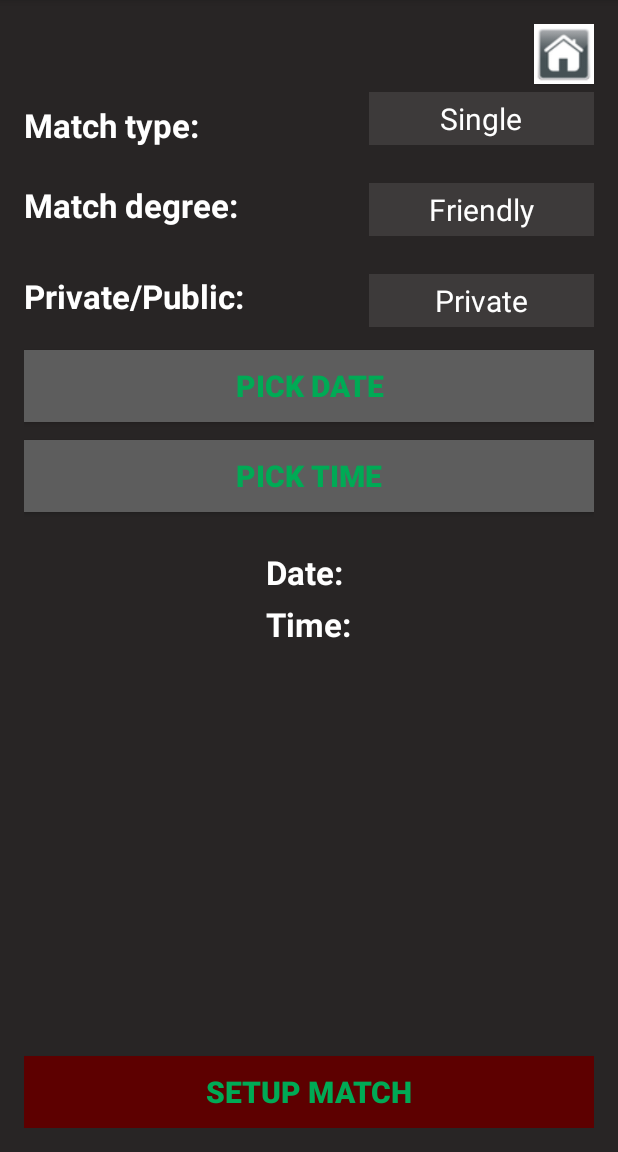
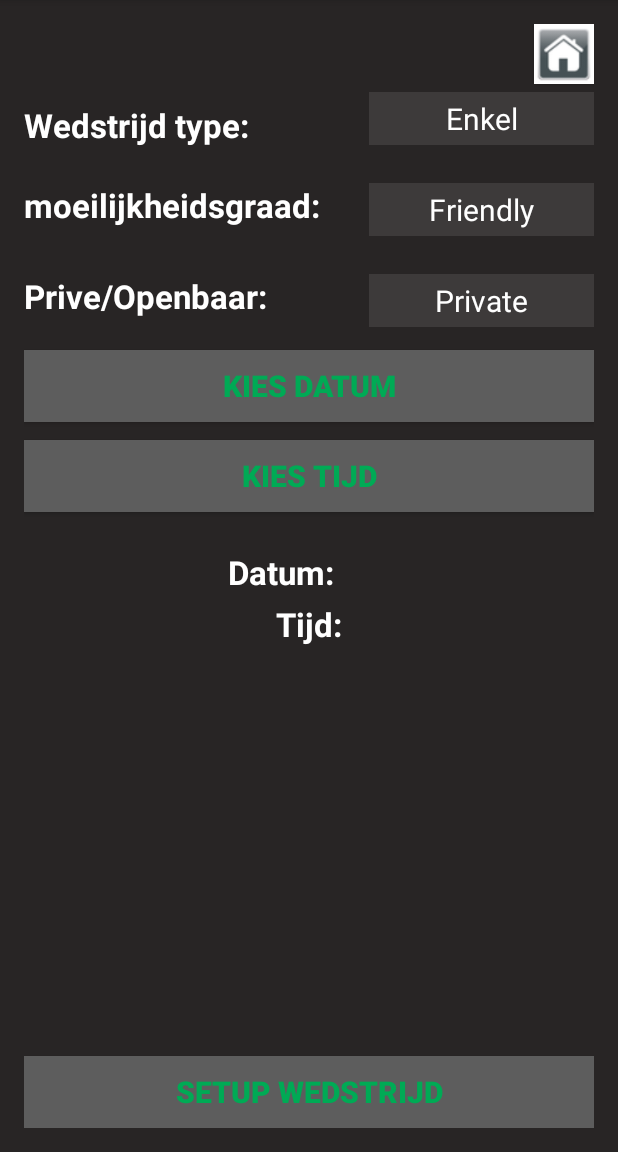
Before and after one commit to pasibun/MatchFixing, an Android app: the NewMatchActivity screen opened directly, with no data from a screen before it, on a phone screen of 412 x 824 dp, the part 84-1236 px from its top. Run offline under Robolectric (Android 15) with nearby library versions, the phone set to English and light mode, and no system bars.

Commit message:
edit layout and add php file and fixed match finish

```diff
--- a/app/src/main/java/com/matchfixing/minor/matchfixing/DbConnection.java
+++ b/app/src/main/java/com/matchfixing/minor/matchfixing/DbConnection.java
@@ -27,7 +27,7 @@ public class DbConnection extends AsyncTask<String, String, String>{
             int tmp;
             try {
 
-                URL url = new URL("http://141.252.208.167:80/" + file);
+                URL url = new URL("http://141.252.224.163:80/" + file);
 
                 HttpURLConnection httpURLConnection = (HttpURLConnection) url.openConnection();
                 httpURLConnection.setDoOutput(true);
@@ -131,7 +131,7 @@ public class DbConnection extends AsyncTask<String, String, String>{
             }
             case "GetMatch":{
                 Popup p = new Popup();
-                if(s != "")
+                //if(s != "")
                     p.CheckMatch(s, matchType);
             }
             case "GetMatchByID":{
--- a/app/src/main/java/com/matchfixing/minor/matchfixing/Invitation.java
+++ b/app/src/main/java/com/matchfixing/minor/matchfixing/Invitation.java
@@ -148,7 +148,7 @@ public class Invitation extends Activity {
             int tmp;
 
             try {
-                URL url = new URL("http://141.252.224.118:80/GetInvitations.php");
+                URL url = new URL("http://141.252.224.163:80/GetInvitations.php");
 
                 String urlParams = "userID=" + userID;
 
--- a/app/src/main/java/com/matchfixing/minor/matchfixing/InvitePeople.java
+++ b/app/src/main/java/com/matchfixing/minor/matchfixing/InvitePeople.java
@@ -122,6 +122,7 @@ public class InvitePeople extends Activity {
         String fileName = "newMatch.php";
         DbConnection b = new DbConnection();
         b.execute(databaseInfo, fileName, "NewMatch");
+        startActivity(new Intent(this, Home.class));
     }
 
     private void SetSpinner(final String spinner) {
--- a/app/src/main/java/com/matchfixing/minor/matchfixing/NewMatchActivity.java
+++ b/app/src/main/java/com/matchfixing/minor/matchfixing/NewMatchActivity.java
@@ -109,9 +109,9 @@ public class NewMatchActivity extends AppCompatActivity {
 
 
             matchTypes = new String[]{
-                    "Single",
-                    "Double",
-                    "Tournament"
+                    "Enkel",
+                    "Dubbel",
+                    "Toernooi"
             };
             matchDegree = new String[]
             {
--- a/app/src/main/java/com/matchfixing/minor/matchfixing/Register.java
+++ b/app/src/main/java/com/matchfixing/minor/matchfixing/Register.java
@@ -40,10 +40,6 @@ public class Register extends Activity {
         doubleScoreField = (EditText)findViewById(R.id.edtUserDouble);
 
         ctx = this;
-    }
-
-    public void home_home(View view){
-        startActivity(new Intent(this, Home.class));
     }
 
     public void register_register(View v){
--- a/app/src/main/res/layout/calendarview.xml
+++ b/app/src/main/res/layout/calendarview.xml
@@ -8,7 +8,7 @@
         android:layout_height="40dp"
         android:layout_width="40dp"
         android:background="@drawable/home"
-        android:layout_marginLeft="340dp"
+        android:layout_gravity="right"
         android:onClick="home_home" />
 
     <CalendarView
--- a/app/src/main/res/layout/matches_today.xml
+++ b/app/src/main/res/layout/matches_today.xml
@@ -9,7 +9,7 @@
         android:layout_height="40dp"
         android:layout_width="40dp"
         android:background="@drawable/home"
-        android:layout_marginLeft="320dp"
+        android:layout_gravity="right"
         android:onClick="home_home"/>
 
     <TextView
--- a/app/src/main/res/layout/newmatch_activity.xml
+++ b/app/src/main/res/layout/newmatch_activity.xml
@@ -27,7 +27,7 @@
         android:layout_marginTop="5dp"
         android:layout_below="@+id/DateTextField"
         android:layout_centerHorizontal="true"
-        android:text="Time:"
+        android:text="Tijd:"
         android:textColor="#ffffff"
         android:textStyle="normal|bold" />
 
@@ -35,7 +35,7 @@
         android:layout_width="wrap_content"
         android:layout_height="wrap_content"
         android:textAppearance="?android:attr/textAppearanceLarge"
-        android:text="Match type:"
+        android:text="Wedstrijd type:"
         android:id="@+id/textView9"
         android:layout_alignTop="@+id/spinner"
         android:layout_alignParentLeft="true"
@@ -53,7 +53,7 @@
         android:textSize="20sp"
         android:padding="10dp"
         android:id="@+id/timeBtn"
-        android:text="Pick Time"
+        android:text="Kies tijd"
         android:onClick="SetupMatch (NewMatchActivity)"
         android:elevation="0dp"
         android:layout_below="@+id/dateBtn"
@@ -70,7 +70,7 @@
         android:textSize="20sp"
         android:padding="10dp"
         android:id="@+id/button4"
-        android:text="Setup Match"
+        android:text="Setup wedstrijd"
         android:onClick="SetupMatch"
         android:elevation="0dp"
         android:layout_alignParentBottom="true"
@@ -98,7 +98,7 @@
         android:layout_width="wrap_content"
         android:layout_height="wrap_content"
         android:textAppearance="?android:attr/textAppearanceLarge"
-        android:text="Private/Public:"
+        android:text="Prive/Openbaar:"
         android:id="@+id/textView16"
         android:textColor="#ffffff"
         android:textStyle="normal|bold"
@@ -132,7 +132,7 @@
         android:textSize="20sp"
         android:padding="10dp"
         android:id="@+id/dateBtn"
-        android:text="Pick Date"
+        android:text="Kies datum"
         android:onClick="SetupMatch (NewMatchActivity)"
         android:elevation="0dp"
         android:layout_below="@+id/spinner3"
@@ -144,7 +144,7 @@
         android:layout_width="wrap_content"
         android:layout_height="wrap_content"
         android:textAppearance="?android:attr/textAppearanceLarge"
-        android:text="Match degree:"
+        android:text="moeilijkheidsgraad:"
         android:id="@+id/textView"
         android:textColor="#ffffff"
         android:textStyle="normal|bold"
@@ -158,7 +158,7 @@
         android:layout_height="wrap_content"
         android:textAppearance="?android:attr/textAppearanceLarge"
         android:id="@+id/DateTextField"
-        android:text="Date: "
+        android:text="Datum: "
         android:textColor="#ffffff"
         android:hapticFeedbackEnabled="false"
         android:textStyle="bold"
--- a/app/src/main/res/layout/profile.xml
+++ b/app/src/main/res/layout/profile.xml
@@ -12,7 +12,7 @@
         android:layout_height="40dp"
         android:layout_width="40dp"
         android:background="@drawable/home"
-        android:layout_marginLeft="300dp"
+        android:layout_gravity="right"
         android:onClick="home_home1"/>
 
     <TextView
```
Also changed, not shown: app/src/main/res/layout/register.xml (+0 -7 lines), 1 other file.
